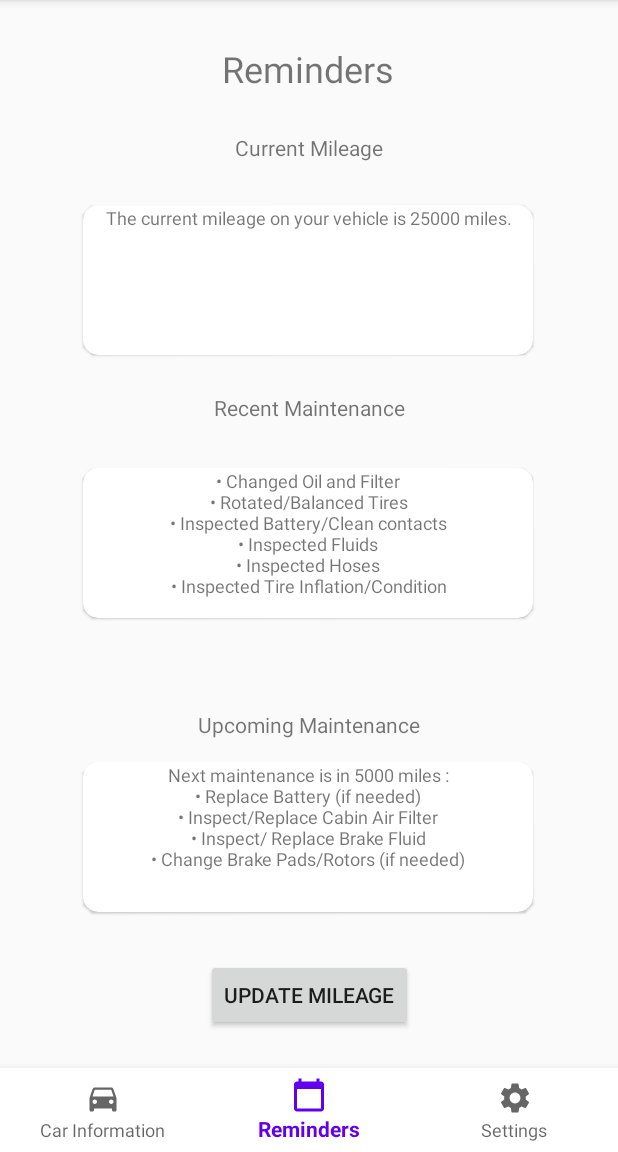
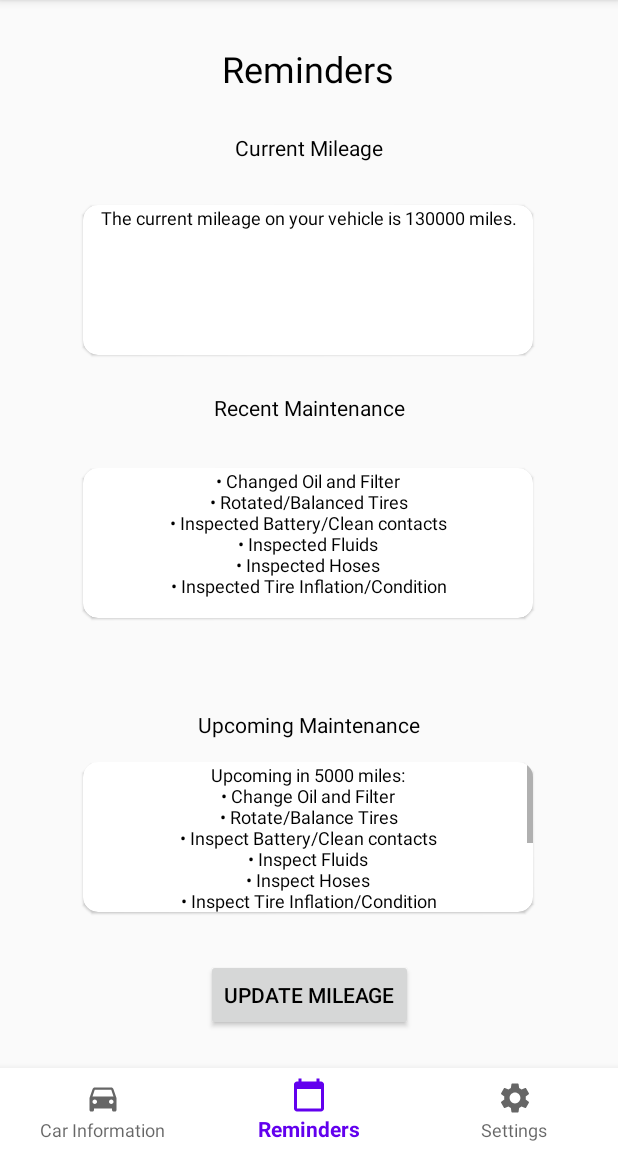
Before and after one commit to EdwardCordero/CARMA, an Android app: the screen it shows after launch once a user with an empty profile is signed in (MainActivity), item 2 of the bottom bar chosen, on a phone screen of 412 x 824 dp, the part 84-1236 px from its top. Run offline under Robolectric (Android 15) with nearby library versions, the phone set to English and light mode, and no system bars; our stand-ins replace Firebase (no records; nobody signed in at launch, a user with empty details on screens opened directly); libraries missing offline, so code that uses them is left out: com.firebase.ui.

```diff
--- a/app/src/main/java/com/finalproject/app/Reminder.java
+++ b/app/src/main/java/com/finalproject/app/Reminder.java
@@ -3,8 +3,10 @@ package com.finalproject.app;
 import android.content.Intent;
 import android.os.Bundle;
 
+import androidx.annotation.NonNull;
 import androidx.fragment.app.Fragment;
 
+import android.text.method.ScrollingMovementMethod;
 import android.view.LayoutInflater;
 import android.view.View;
 import android.view.ViewGroup;
@@ -12,8 +14,14 @@ import android.widget.Button;
 import android.widget.PopupWindow;
 import android.widget.TextView;
 
+import com.google.firebase.auth.FirebaseAuth;
+import com.google.firebase.database.DataSnapshot;
+import com.google.firebase.database.DatabaseError;
 import com.google.firebase.database.DatabaseReference;
 import com.google.firebase.database.FirebaseDatabase;
+import com.google.firebase.database.ValueEventListener;
+
+import java.util.ArrayList;
 
 /**
  * A simple {@link Fragment} subclass.
@@ -23,12 +31,11 @@ import com.google.firebase.database.FirebaseDatabase;
 
 public class Reminder extends Fragment {
     //Database References
+    String user = FirebaseAuth.getInstance().getCurrentUser().getUid();
     FirebaseDatabase mDatabase = FirebaseDatabase.getInstance();
-    DatabaseReference mRef = mDatabase.getReference();
-    DatabaseReference userCarsRef = mRef.child("user-cars");
-    DatabaseReference uid = userCarsRef.child("ZAU5uoNDoaXX9nQHlp44Ddz2ATX2");
-    DatabaseReference secondId = uid.child("-MM1ydgiob5OdsW77k2f");
-    DatabaseReference name = secondId.child("name");
+    DatabaseReference carRef = mDatabase.getReference();
+    DatabaseReference userCarRef = carRef.child("user-cars").child("0f4ag8w46qfwmBUf9FLmu2c4tl53");
+//    DatabaseReference mileageRef = uid.child();
 
     // TODO: Rename parameter arguments, choose names that match
     // the fragment initialization parameters, e.g. ARG_ITEM_NUMBER
@@ -83,34 +90,64 @@ public class Reminder extends Fragment {
         final TextView recentMaintenance = (TextView)v.findViewById(R.id.textViewRecentMain);
         final TextView upcomingMaintenance = (TextView)v.findViewById(R.id.textViewUpcomingMaintenance);
 
-        // Static Number for mileage for testing purposes
-        final int mileage = 25000;
+        // Allows textviews to be scrollable
+        currentMileage.setMovementMethod(new ScrollingMovementMethod());
+        recentMaintenance.setMovementMethod(new ScrollingMovementMethod());
+        upcomingMaintenance.setMovementMethod((new ScrollingMovementMethod()));
 
-        getCurrentMileage(currentMileage,mileage);
-        recentMaintenance.setText(recentEveryFiveThousand());
-        upcomingMaintenance.setText(everyThirtyThousand(mileage));
+        int initialMileage = 120000;
+        final int mileageRightNow = 130000;
+
+
+//         // Gets information from Database
+//
+//        userCarRef.addValueEventListener(new ValueEventListener() {
+//            @Override
+//            public void onDataChange(@NonNull DataSnapshot snapshot) {
+//               String data = (String) snapshot.getValue();
+//               currentMileage.setText(data);
+//
+//            }
+//
+//            @Override
+//            public void onCancelled(@NonNull DatabaseError error) {
+//
+//            }
+//        });
+
+
+        while(true) {
+
+            // Static Number for mileage for testing purpose
+//            String currentUser = user.getUid();
+
+            initialMileage = maintenanceRoutine(initialMileage,mileageRightNow,currentMileage,
+                    recentMaintenance, upcomingMaintenance);
+
+            // Gets information from Database
+
+//        uid.addValueEventListener(new ValueEventListener() {
+//            @Override
+//            public void onDataChange(@NonNull DataSnapshot snapshot) {
+//                String data = snapshot.getValue().toString();
+//                currentMileage.setText(data);
+//            }
+//
+//            @Override
+//            public void onCancelled(@NonNull DatabaseError error) {
+//
+//            }
+//        });
+
 
             // Controls what happens when you click on the Update Mileage Button
             btnUpdateMileage.setOnClickListener(new View.OnClickListener() {
                 @Override
-            public void onClick(View v){
+                public void onClick(View v) {
                     //Pops Up a Window that asks to update mileage
-                Intent popUp = new Intent(getContext(),popActivity.class);
+
+                    Intent popUp = new Intent(getContext(), popActivity.class);
                     startActivity(popUp);
-
-                // Gets information from Database
-//                name.addValueEventListener(new ValueEventListener() {
-//                    @Override
-//                    public void onDataChange(@NonNull DataSnapshot snapshot) {
-//                        String data = snapshot.getValue().toString();
-//                        recentMaintenance.setText(data);
-//                    }
-//
-//                    @Override
-//                    public void onCancelled(@NonNull DatabaseError error) {
-//
-//                    }
-//                });
 
                 }
             });
@@ -118,12 +155,13 @@ public class Reminder extends Fragment {
             return v;
         }
 
+}
+
     // Methods used to display messages into the TextView objects
     public void getCurrentMileage(TextView currentMileage, int mileage){
-        TextView thisCurrentMileage = currentMileage;
         String theCurrentMileage = Integer.toString(mileage);
-        currentMileage.setText("The current mileage on your vehicle is "
-                + theCurrentMileage + " miles.");
+        currentMileage.setText(String.format("The current mileage on your vehicle is %s miles.",
+                theCurrentMileage));
     }
 
     public void recentMaintenance(TextView recentMain){
@@ -135,8 +173,10 @@ public class Reminder extends Fragment {
     }
 
     // Methods for upcoming maintenance schedule
-    public String everyFiveThousand(){
-        return "• Change Oil and Filter\n" +
+    public String everyFiveThousand(int currentMileage){
+        String nextUpcoming = Integer.toString(5000 - (currentMileage % 5000));
+            return "Upcoming in " + nextUpcoming + " miles:\n" +
+                    "• Change Oil and Filter\n" +
                     "• Rotate/Balance Tires\n" +
                     "• Inspect Battery/Clean contacts\n" +
                     "• Inspect Fluids\n" +
@@ -144,31 +184,37 @@ public class Reminder extends Fragment {
                     "• Inspect Tire Inflation/Condition";
     }
 
-    public String everyFifteenThousand(){
-        return "• Wheel Alignment\n" +
+    public String everyFifteenThousand(int currentMileage){
+        String nextUpcoming = Integer.toString(15000 - (currentMileage % 15000));
+        return "Upcoming in " + nextUpcoming + " miles:\n" +
+                "• Wheel Alignment\n" +
                 "• Replace Wiper Blades\n" +
                 "• Replace Engine Air Filter\n" +
                 "• Inspect Rotors and Pads";
     }
 
-    public String everyThirtyThousand(int mileage){
-        String nextMainMileage = Integer.toString(30000 - mileage);
+    public String everyThirtyThousand(int currentMileage){
+        String nextUpcoming = Integer.toString(30000 - (currentMileage % 30000));
 
-        return "Next maintenance is in " + nextMainMileage + " miles :\n" +
+        return "Upcoming in " + nextUpcoming +  " miles:\n" +
                 "• Replace Battery (if needed)\n" +
                 "• Inspect/Replace Cabin Air Filter\n" +
                 "• Inspect/ Replace Brake Fluid\n" +
                 "• Change Brake Pads/Rotors (if needed)";
     }
 
-    public String everySixtyThousand(){
-        return "• Inspect Timing Belt\n" +
+    public String everySixtyThousand(int currentMileage){
+        String nextUpcoming = Integer.toString(60000 - (currentMileage % 60000));
+        return "Upcoming in " + nextUpcoming + " miles:\n" +
+                "• Inspect Timing Belt\n" +
                 "• Inspect/Replace Serpentine Belts\n" +
                 "• Inspect Transmission Fluid";
     }
 
-    public String everyHundredTwentyThousand(){
-        return "• Change Timing Belt\n" +
+    public String everyHundredTwentyThousand(int currentMileage){
+        String nextUpcoming = Integer.toString(120000 - (currentMileage % 120000));
+        return "Upcoming in " + nextUpcoming + " miles:\n" +
+                "• Change Timing Belt\n" +
                 "• Change Spark Plugs\n" +
                 "• Change Engine Coolant\n" +
                 "• Change Transmission Fluid\n" +
@@ -213,4 +259,51 @@ public class Reminder extends Fragment {
                 "• Changed the Power Steering Fluid";
     }
 
+    public int maintenanceRoutine(int initialMileage, int currentMileage, TextView Mileage,
+                                  TextView recentMaintenance, TextView upcomingMaintenance ) {
+
+        getCurrentMileage(Mileage,currentMileage);
+
+        if (currentMileage - initialMileage < 5000){
+             upcomingMaintenance.setText(everyFiveThousand(currentMileage));
         }
+
+        if (currentMileage - initialMileage >= 5000){
+            upcomingMaintenance.setText(String.format("%s\n\n%s", everyFiveThousand(currentMileage),
+                    everyFifteenThousand(currentMileage)));
+            recentMaintenance.setText(recentEveryFiveThousand());
+        }
+
+        if (currentMileage - initialMileage >= 15000){
+            upcomingMaintenance.setText(String.format("%s\n\n%s", everyFiveThousand(currentMileage),
+                    everyThirtyThousand(currentMileage)));
+            recentMaintenance.setText(recentEveryFifteenThousand());
+        }
+
+        if (currentMileage - initialMileage >= 30000){
+            upcomingMaintenance.setText(String.format("%s\n\n%s",
+                    everyFiveThousand(currentMileage),
+                    everySixtyThousand(currentMileage)));
+            recentMaintenance.setText(recentEveryThirtyThousand());
+        }
+
+        if (currentMileage - initialMileage >= 60000){
+            upcomingMaintenance.setText(String.format("%s\n\n%s",
+                    everyFiveThousand(currentMileage),
+                    everyHundredTwentyThousand(currentMileage)));
+            recentMaintenance.setText(recentEverySixtyThousand());
+        }
+
+        if (currentMileage - initialMileage >= 120000){
+            upcomingMaintenance.setText(everyFiveThousand(currentMileage));
+            recentMaintenance.setText(recentEveryHundredTwentyThousand());
+            initialMileage = currentMileage;
+            return initialMileage;
+        }
+
+        return initialMileage;
+    }
+
+
+
+}
--- a/app/src/main/res/layout/activity_pop.xml
+++ b/app/src/main/res/layout/activity_pop.xml
@@ -60,6 +60,7 @@
         app:layout_constraintVertical_bias="0.904">
 
         <com.google.android.material.textfield.TextInputEditText
+            android:id="@+id/EditTextUpdateMileage"
             android:layout_width="match_parent"
             android:layout_height="match_parent"
             android:textSize="14dp" />
--- a/app/src/main/res/layout/fragment_reminder.xml
+++ b/app/src/main/res/layout/fragment_reminder.xml
@@ -22,6 +22,15 @@
 
     ]]>
 
+    <androidx.recyclerview.widget.RecyclerView
+        android:id="@+id/recyclerViewReminders"
+        android:layout_width="match_parent"
+        android:layout_height="match_parent"
+        app:layout_constraintBottom_toBottomOf="parent"
+        app:layout_constraintEnd_toEndOf="parent"
+        app:layout_constraintStart_toStartOf="parent"
+        app:layout_constraintTop_toTopOf="parent" />
+
     <androidx.cardview.widget.CardView
         android:id="@+id/card_view3"
         android:layout_width="300dp"
@@ -43,6 +52,7 @@
             android:layout_height="match_parent"
             android:scrollbars="vertical"
             android:textAlignment="center"
+            android:textColor="@android:color/black"
             android:textSize="12dp" />
 
     </androidx.cardview.widget.CardView>
@@ -52,6 +62,7 @@
         android:layout_width="wrap_content"
         android:layout_height="wrap_content"
         android:text="Update Mileage"
+        android:textColor="@android:color/black"
         app:layout_constraintBottom_toBottomOf="parent"
         app:layout_constraintEnd_toEndOf="parent"
         app:layout_constraintStart_toStartOf="parent"
@@ -63,6 +74,7 @@
         android:layout_width="wrap_content"
         android:layout_height="wrap_content"
         android:text="Reminders"
+        android:textColor="#000000"
         android:textSize="24sp"
         app:layout_constraintBottom_toTopOf="@+id/card_view1"
         app:layout_constraintEnd_toEndOf="parent"
@@ -90,10 +102,10 @@
             android:id="@+id/textViewRecentMain"
             android:layout_width="match_parent"
             android:layout_height="match_parent"
+            android:scrollbars="vertical"
             android:textAlignment="center"
-            android:textSize="12dp"
-            android:scrollbars="vertical"
-            />
+            android:textColor="@android:color/black"
+            android:textSize="12dp" />
 
     </androidx.cardview.widget.CardView>
 
@@ -118,6 +130,7 @@
             android:isScrollContainer="true"
             android:scrollbars="vertical"
             android:textAlignment="center"
+            android:textColor="@android:color/black"
             android:textSize="12dp"
             app:layout_constraintBottom_toBottomOf="parent" />
 
@@ -129,6 +142,7 @@
         android:layout_height="wrap_content"
         android:layout_marginTop="20dp"
         android:text="Current Mileage"
+        android:textColor="@android:color/black"
         app:layout_constraintBottom_toTopOf="@+id/card_view1"
         app:layout_constraintEnd_toEndOf="parent"
         app:layout_constraintStart_toStartOf="parent"
@@ -140,6 +154,7 @@
         android:layout_width="wrap_content"
         android:layout_height="wrap_content"
         android:text="Recent Maintenance"
+        android:textColor="@android:color/black"
         app:layout_constraintBottom_toTopOf="@+id/card_view2"
         app:layout_constraintEnd_toEndOf="parent"
         app:layout_constraintStart_toStartOf="parent"
@@ -151,6 +166,7 @@
         android:layout_width="wrap_content"
         android:layout_height="wrap_content"
         android:text="Upcoming Maintenance"
+        android:textColor="@android:color/black"
         app:layout_constraintBottom_toTopOf="@+id/card_view3"
         app:layout_constraintEnd_toEndOf="parent"
         app:layout_constraintStart_toStartOf="parent"
```
Also changed, not shown: app/src/main/java/com/finalproject/app/popActivity.java (+22 -8 lines). Lines whose indentation alone changed are shown as unchanged.
